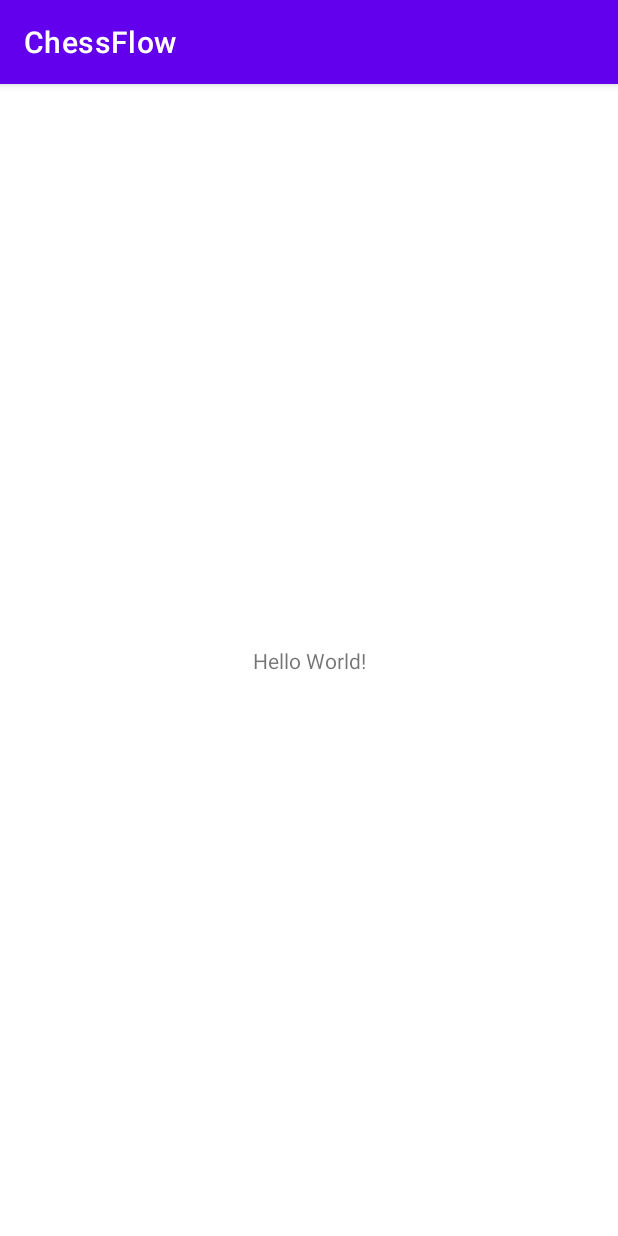
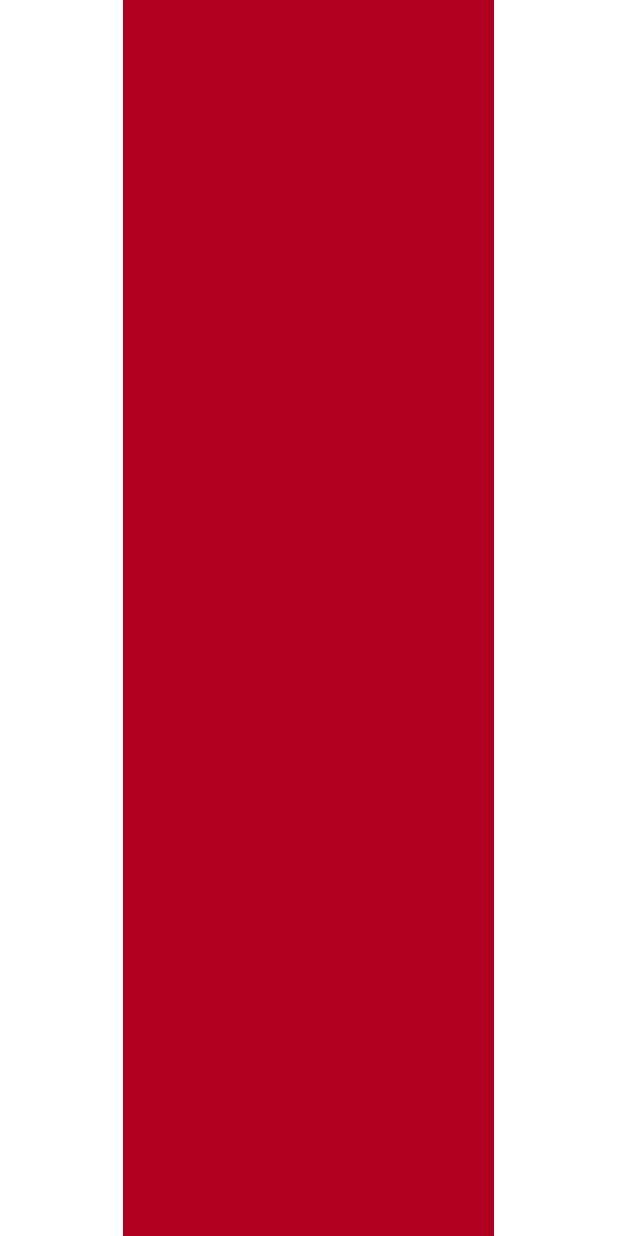
Before and after one commit to moritzsus/ChessFlow, an Android app: the screen it shows after launch (MainActivity), on a phone screen of 412 x 824 dp. Run offline under Robolectric (Android 15) with nearby library versions, the phone set to English and light mode, and no system bars.

Commit message:
columns layout

```diff
--- a/app/src/main/res/layout/activity_main.xml
+++ b/app/src/main/res/layout/activity_main.xml
@@ -6,13 +6,38 @@
     android:layout_height="match_parent"
     tools:context=".view.MainActivity">
 
-    <TextView
-        android:layout_width="wrap_content"
-        android:layout_height="wrap_content"
-        android:text="Hello World!"
+    <LinearLayout
+        android:layout_width="match_parent"
+        android:layout_height="match_parent"
+        android:orientation="horizontal"
         app:layout_constraintBottom_toBottomOf="parent"
         app:layout_constraintEnd_toEndOf="parent"
         app:layout_constraintStart_toStartOf="parent"
-        app:layout_constraintTop_toTopOf="parent" />
+        app:layout_constraintTop_toTopOf="parent">
 
+        <LinearLayout
+            android:layout_height="match_parent"
+            android:layout_width="0dp"
+            android:layout_weight="1"
+            android:orientation="vertical">
+
+        </LinearLayout>
+
+        <LinearLayout
+            android:layout_height="match_parent"
+            android:layout_width="0dp"
+            android:layout_weight="3"
+            android:background="@color/design_default_color_error"
+            android:orientation="vertical">
+
+        </LinearLayout>
+
+        <LinearLayout
+            android:layout_height="match_parent"
+            android:layout_width="0dp"
+            android:layout_weight="1"
+            android:orientation="vertical">
+        </LinearLayout>
+
+    </LinearLayout>
 </androidx.constraintlayout.widget.ConstraintLayout>
--- a/app/src/main/res/values-night/themes.xml
+++ b/app/src/main/res/values-night/themes.xml
@@ -1,6 +1,6 @@
 <resources xmlns:tools="http://schemas.android.com/tools">
     <!-- Base application theme. -->
-    <style name="Theme.ChessFlow" parent="Theme.MaterialComponents.DayNight.DarkActionBar">
+    <style name="Theme.ChessFlow" parent="Theme.MaterialComponents.DayNight.NoActionBar">
         <!-- Primary brand color. -->
         <item name="colorPrimary">@color/purple_200</item>
         <item name="colorPrimaryVariant">@color/purple_700</item>
--- a/app/src/main/res/values/themes.xml
+++ b/app/src/main/res/values/themes.xml
@@ -1,6 +1,6 @@
 <resources xmlns:tools="http://schemas.android.com/tools">
     <!-- Base application theme. -->
-    <style name="Theme.ChessFlow" parent="Theme.MaterialComponents.DayNight.DarkActionBar">
+    <style name="Theme.ChessFlow" parent="Theme.MaterialComponents.DayNight.NoActionBar">
         <!-- Primary brand color. -->
         <item name="colorPrimary">@color/purple_500</item>
         <item name="colorPrimaryVariant">@color/purple_700</item>
```
